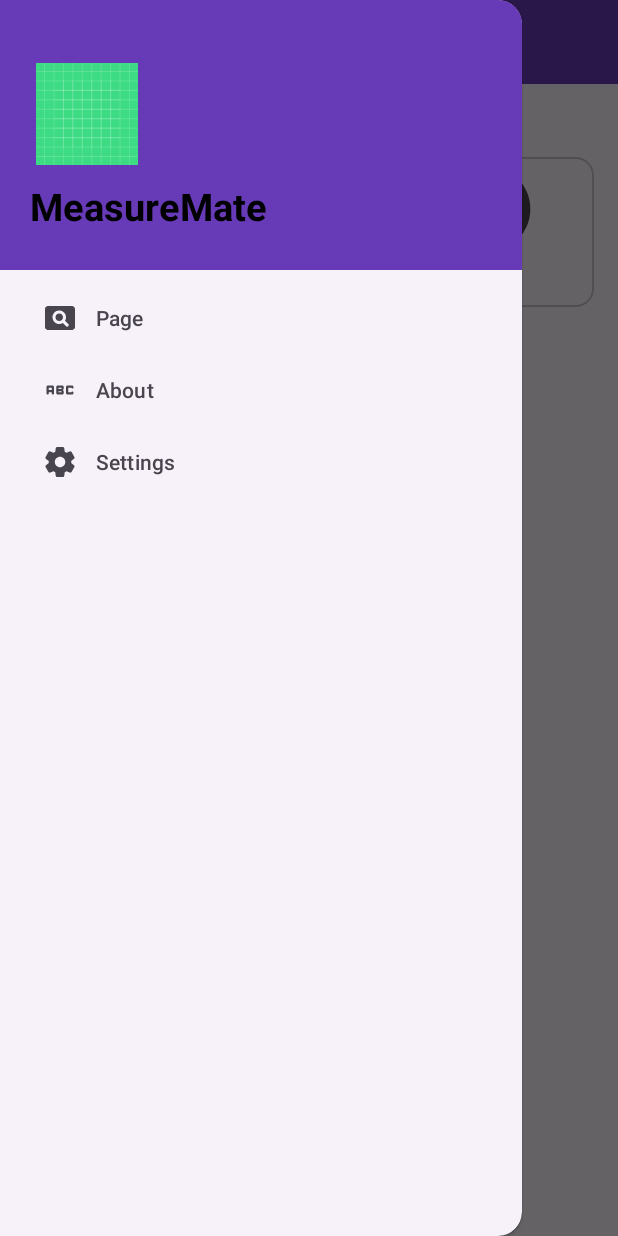
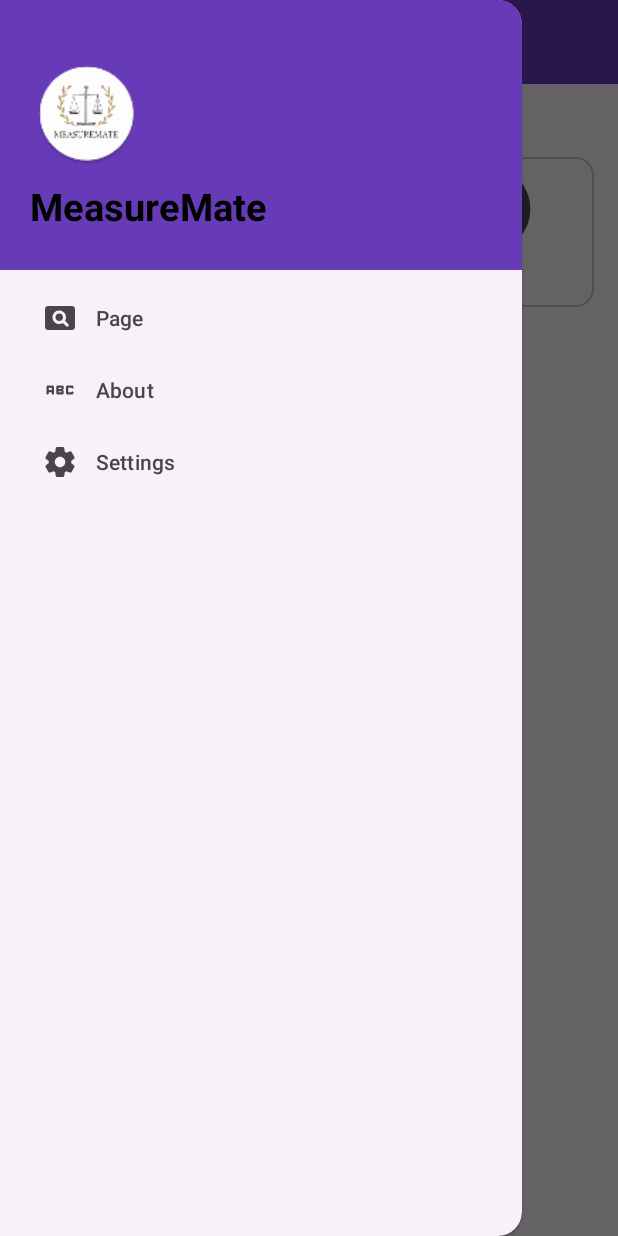
Before and after one commit to ArqamQazi/UnitConverter, an Android app: the screen it shows after launch (MainActivity), with the side drawer open, on a phone screen of 412 x 824 dp. Run offline under Robolectric (Android 15) with nearby library versions, the phone set to English and light mode, and no system bars.

Commit message:
Logo fixed

```diff
--- a/app/src/main/res/layout/activity_main.xml
+++ b/app/src/main/res/layout/activity_main.xml
@@ -5,7 +5,8 @@
     android:id="@+id/main"
     android:layout_width="match_parent"
     android:layout_height="match_parent"
-    android:orientation="vertical"
+    tools:openDrawer="start"
+    android:fitsSystemWindows="true"
 
     tools:context=".MainActivity">
 
--- a/app/src/main/res/layout/drawer_header.xml
+++ b/app/src/main/res/layout/drawer_header.xml
@@ -12,7 +12,7 @@
         android:id="@+id/imageView2"
         android:layout_width="76dp"
         android:layout_height="68dp"
-        app:srcCompat="@drawable/ic_launcher_background" />
+        app:srcCompat="@mipmap/ic_launcher" />
 
     <TextView
         android:layout_width="match_parent"
```
